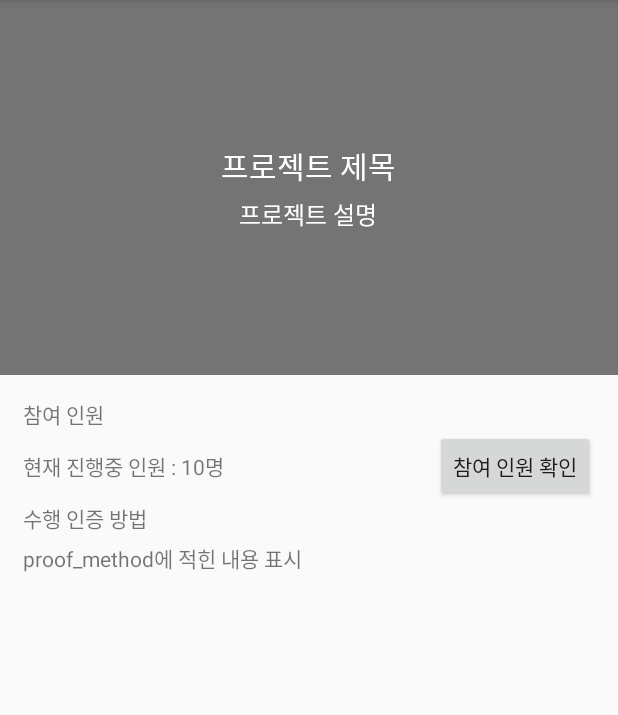
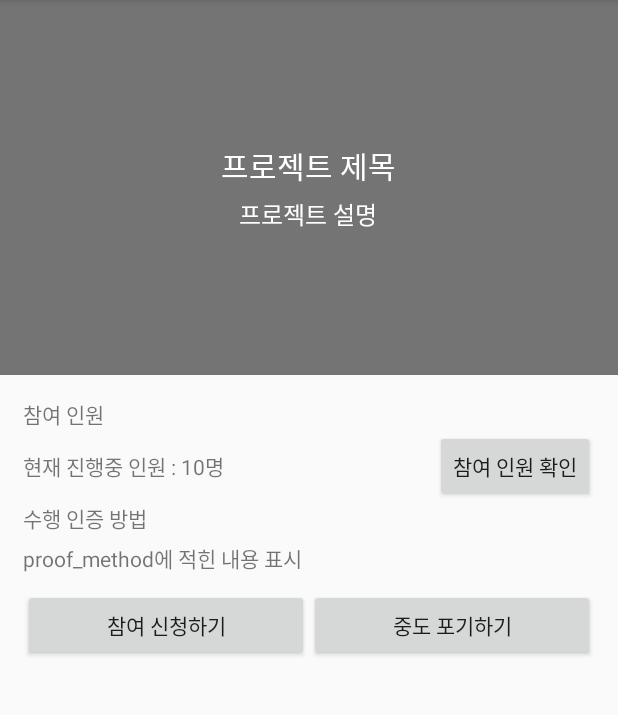
Before and after one commit to cho881020/Daily10Minutes_20200927, an Android app: the ViewProjectDetailActivity screen opened directly, with no data from a screen before it, on a phone screen of 412 x 824 dp, the part 84-799 px from its top. Run offline under Robolectric (Android 15) with nearby library versions, the phone set to English and light mode, and no system bars; pictures from the network do not load; 7 statements that could not run were skipped.

```diff
--- a/app/src/main/res/layout/activity_view_project_detail.xml
+++ b/app/src/main/res/layout/activity_view_project_detail.xml
@@ -103,6 +103,29 @@
             android:layout_marginTop="5dp"
             android:text="proof_method에 적힌 내용 표시" />
 
+        <LinearLayout
+            android:layout_width="match_parent"
+            android:layout_height="wrap_content"
+            android:layout_marginTop="10dp"
+            android:orientation="horizontal">
+
+            <Button
+                android:id="@+id/applyBtn"
+                android:layout_width="0dp"
+                android:layout_height="wrap_content"
+                android:layout_weight="1"
+                android:text="참여 신청하기" />
+
+            <Button
+                android:id="@+id/giveUpBtn"
+                android:layout_width="0dp"
+                android:layout_height="wrap_content"
+                android:layout_weight="1"
+                android:text="중도 포기하기" />
+
+
+        </LinearLayout>
+
     </LinearLayout>
 
 </LinearLayout>
```
Also changed, not shown: app/src/main/java/kr/co/tjoeun/daily10minutes_20200927/ViewProjectDetailActivity.kt (+42 -0 lines), app/src/main/java/kr/co/tjoeun/daily10minutes_20200927/utils/ServerUtil.kt (+55 -0 lines).
